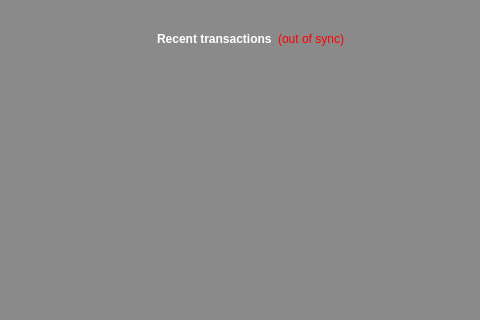
Qt form src/qt/forms/overviewpage.ui (Sterlingcoin/Sterlingcoin-1.7-Release) before a commit; both pictures show x 322 to 802 and y 0 to 320 of the 887 by 567 pixel window.
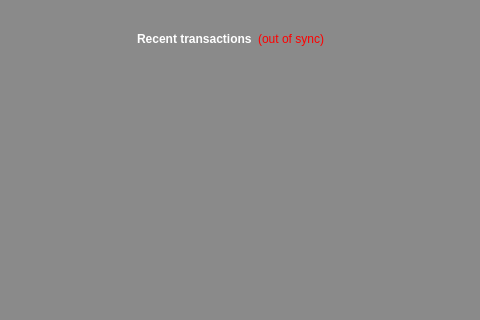
The same form after that commit. Icons and pictures are not drawn.

Commit message: Disable block browser tx output and fix href. Overview layout improvement. Splash update.

What changed in the file:
```diff
--- a/src/qt/forms/overviewpage.ui
+++ b/src/qt/forms/overviewpage.ui
@@ -2341,9 +2341,9 @@
   <widget class="QFrame" name="frame_2">
    <property name="geometry">
     <rect>
-     <x>470</x>
+     <x>450</x>
      <y>20</y>
-     <width>421</width>
+     <width>441</width>
      <height>511</height>
     </rect>
    </property>
```
The commit also changes 2 other files.
